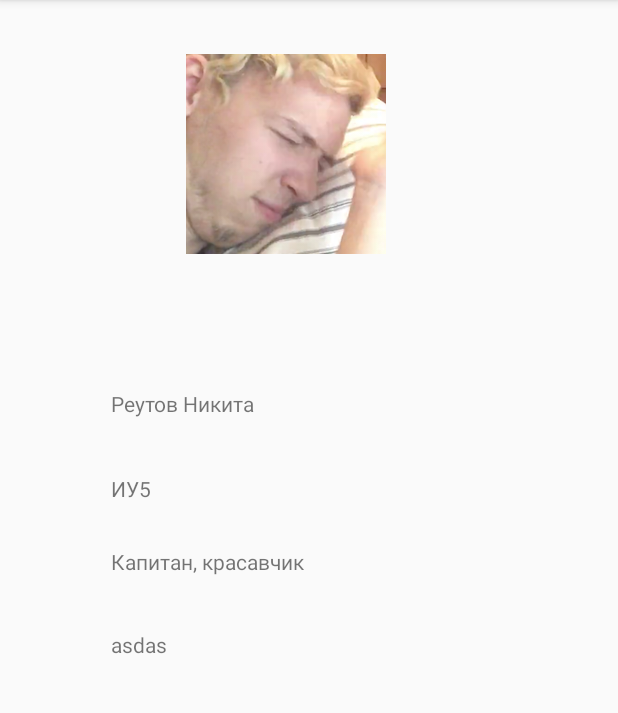
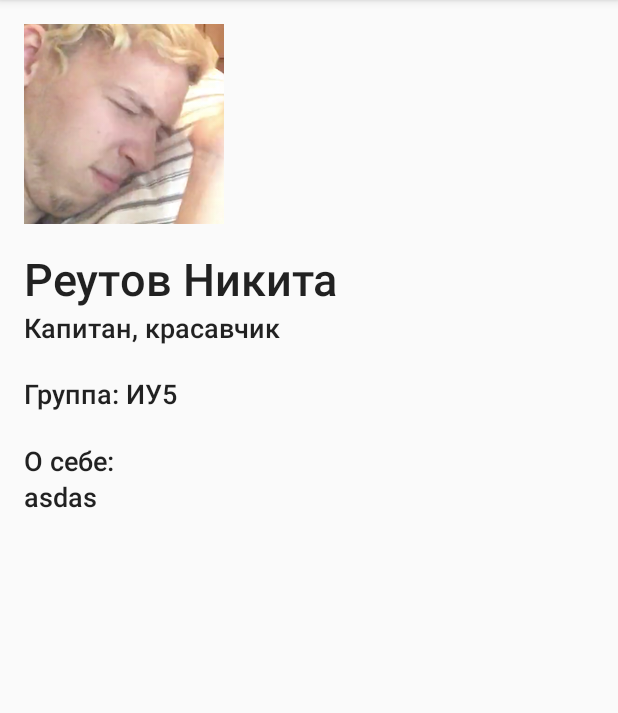
Before and after one commit to nikitko43/LawInfo, an Android app: the screen it shows after launch (DescriptionActivity), after a tap on "Реутов Никита", on a phone screen of 412 x 824 dp, the part 84-797 px from its top. Run offline under Robolectric (Android 15) with nearby library versions, the phone set to English and light mode, and no system bars.

Commit message:
Немного изменил дизайн

```diff
--- a/app/src/main/java/com/lawteam/lawinfo/DescriptionActivity.java
+++ b/app/src/main/java/com/lawteam/lawinfo/DescriptionActivity.java
@@ -43,7 +43,7 @@ public class DescriptionActivity extends AppCompatActivity {
         TextView tvDescription = findViewById(R.id.DescrDescription);
 
         tvName.setText(selected.getName());
-        tvGroup.setText(selected.getGroup());
+        tvGroup.setText("Группа: " + selected.getGroup());
         tvWorkingOn.setText(selected.getWorkingOn());
         tvDescription.setText(selected.getDescription());
     }
--- a/app/src/main/res/layout/activity_description.xml
+++ b/app/src/main/res/layout/activity_description.xml
@@ -10,8 +10,8 @@
         android:id="@+id/photoDescription"
         android:layout_width="wrap_content"
         android:layout_height="wrap_content"
-        android:layout_marginStart="124dp"
-        android:layout_marginTop="36dp"
+        android:layout_marginStart="16dp"
+        android:layout_marginTop="16dp"
         android:contentDescription="photo"
         app:layout_constraintStart_toStartOf="parent"
         app:layout_constraintTop_toTopOf="parent"
@@ -21,9 +21,11 @@
         android:id="@+id/DescrName"
         android:layout_width="wrap_content"
         android:layout_height="wrap_content"
-        android:layout_marginStart="74dp"
-        android:layout_marginTop="90dp"
+        android:layout_marginStart="16dp"
+        android:layout_marginTop="16dp"
         android:text="TextView"
+        android:textAppearance="@style/TextAppearance.AppCompat.Body2"
+        android:textSize="30sp"
         app:layout_constraintStart_toStartOf="parent"
         app:layout_constraintTop_toBottomOf="@+id/photoDescription" />
 
@@ -31,9 +33,11 @@
         android:id="@+id/DescrGroup"
         android:layout_width="wrap_content"
         android:layout_height="wrap_content"
-        android:layout_marginStart="74dp"
-        android:layout_marginTop="37dp"
+        android:layout_marginStart="16dp"
+        android:layout_marginTop="44dp"
         android:text="TextView"
+        android:textAppearance="@style/TextAppearance.AppCompat.Body2"
+        android:textSize="18sp"
         app:layout_constraintStart_toStartOf="parent"
         app:layout_constraintTop_toBottomOf="@+id/DescrName" />
 
@@ -41,19 +45,34 @@
         android:id="@+id/DescrWorkingOn"
         android:layout_width="wrap_content"
         android:layout_height="wrap_content"
-        android:layout_marginStart="74dp"
-        android:layout_marginTop="29dp"
+        android:layout_marginStart="16dp"
         android:text="TextView"
+        android:textAppearance="@style/TextAppearance.AppCompat.Body2"
+        android:textSize="18sp"
         app:layout_constraintStart_toStartOf="parent"
-        app:layout_constraintTop_toBottomOf="@+id/DescrGroup" />
+        app:layout_constraintTop_toBottomOf="@+id/DescrName" />
 
     <TextView
         android:id="@+id/DescrDescription"
         android:layout_width="wrap_content"
         android:layout_height="wrap_content"
-        android:layout_marginStart="74dp"
-        android:layout_marginTop="36dp"
+        android:layout_marginStart="16dp"
+        android:layout_marginTop="44dp"
         android:text="TextView"
+        android:textAppearance="@style/TextAppearance.AppCompat.Body2"
+        android:textSize="18sp"
         app:layout_constraintStart_toStartOf="parent"
-        app:layout_constraintTop_toBottomOf="@+id/DescrWorkingOn" />
+        app:layout_constraintTop_toBottomOf="@+id/DescrGroup" />
+
+    <TextView
+        android:id="@+id/textView5"
+        android:layout_width="wrap_content"
+        android:layout_height="wrap_content"
+        android:layout_marginStart="16dp"
+        android:layout_marginTop="20dp"
+        android:text="О себе:"
+        android:textAppearance="@style/TextAppearance.AppCompat.Body2"
+        android:textSize="18sp"
+        app:layout_constraintStart_toStartOf="parent"
+        app:layout_constraintTop_toBottomOf="@+id/DescrGroup" />
 </android.support.constraint.ConstraintLayout>
--- /dev/null
+++ b/app/src/main/res/values/dimens.xml
@@ -0,0 +1,6 @@
+<resources>
+    <!-- Default screen margins, per the Android Design guidelines. -->
+    <dimen name="activity_horizontal_margin">16dp</dimen>
+    <dimen name="activity_vertical_margin">16dp</dimen>
+    <dimen name="fab_margin">16dp</dimen>
+</resources>
```
